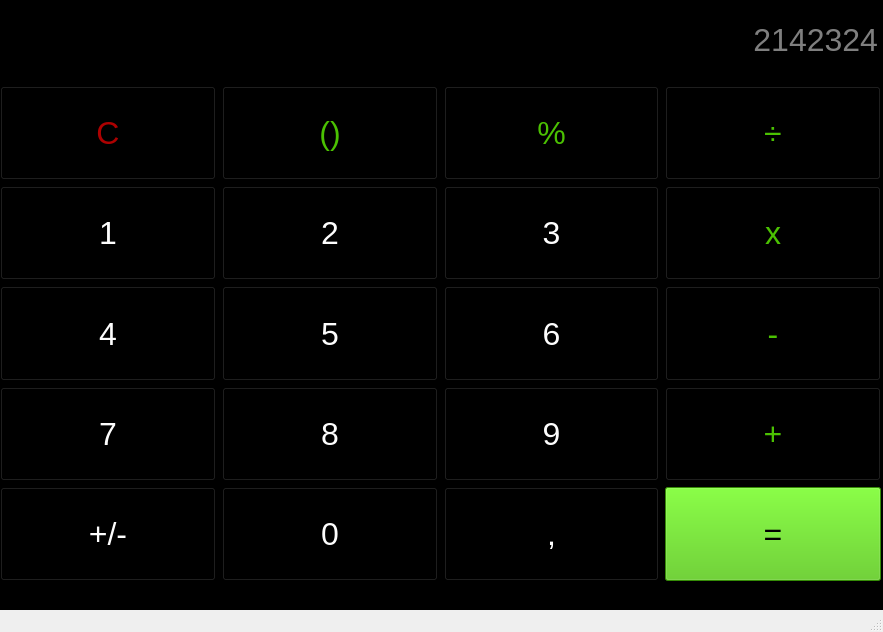
First picture: the form in src/calculator.ui, repository Bartiam/SimpleQtCalculator, before the edit.
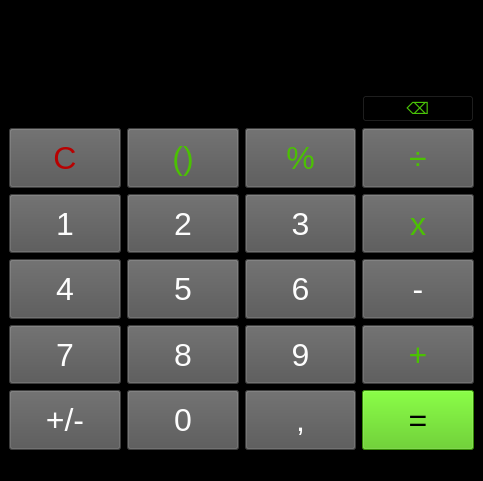
Second picture: the form after the edit.

The edit to the form file:
```diff
--- a/src/calculator.ui
+++ b/src/calculator.ui
@@ -6,29 +6,22 @@
    <rect>
     <x>0</x>
     <y>0</y>
-    <width>883</width>
-    <height>632</height>
+    <width>483</width>
+    <height>481</height>
    </rect>
   </property>
   <property name="windowTitle">
    <string>MainWindow</string>
   </property>
   <property name="styleSheet">
-   <string notr="true"/>
+   <string notr="true">background-color: rgb(0, 0, 0)</string>
   </property>
   <widget class="QWidget" name="centralwidget">
    <property name="styleSheet">
-    <string notr="true">background-color: rgb(0, 0, 0);</string>
+    <string notr="true"/>
    </property>
-   <widget class="QWidget" name="verticalLayoutWidget">
-    <property name="geometry">
-     <rect>
-      <x>0</x>
-      <y>0</y>
-      <width>881</width>
-      <height>581</height>
-     </rect>
-    </property>
+   <layout class="QGridLayout" name="gridLayout_2">
+    <item row="0" column="0">
     <layout class="QVBoxLayout" name="verticalLayout">
      <item>
       <widget class="QLineEdit" name="lineEdit">
@@ -57,14 +50,14 @@
         <set>Qt::AlignRight|Qt::AlignTrailing|Qt::AlignVCenter</set>
        </property>
        <property name="placeholderText">
-        <string>2142324</string>
+         <string/>
        </property>
       </widget>
      </item>
      <item>
       <layout class="QGridLayout" name="gridLayout">
-       <item row="7" column="1">
-        <widget class="QPushButton" name="pushButton_4">
+        <item row="9" column="2">
+         <widget class="QPushButton" name="pushButton_15">
          <property name="sizePolicy">
           <sizepolicy hsizetype="Minimum" vsizetype="Expanding">
            <horstretch>0</horstretch>
@@ -78,84 +71,15 @@
           </font>
          </property>
          <property name="styleSheet">
-          <string notr="true">background-color: rgb(0, 0, 0);
+           <string notr="true">background-color: rgb(84, 84, 84);
 color: rgb(253, 253, 253)</string>
          </property>
          <property name="text">
-          <string>8</string>
+           <string>,</string>
          </property>
         </widget>
        </item>
-       <item row="0" column="2">
-        <widget class="QPushButton" name="pushButton_18">
-         <property name="sizePolicy">
-          <sizepolicy hsizetype="Minimum" vsizetype="Expanding">
-           <horstretch>0</horstretch>
-           <verstretch>0</verstretch>
-          </sizepolicy>
-         </property>
-         <property name="font">
-          <font>
-           <family>MS Shell Dlg 2</family>
-           <pointsize>24</pointsize>
-          </font>
-         </property>
-         <property name="styleSheet">
-          <string notr="true">background-color: rgb(0, 0, 0);
-color: rgb(75, 193, 2);</string>
-         </property>
-         <property name="text">
-          <string>%</string>
-         </property>
-        </widget>
-       </item>
-       <item row="0" column="1">
-        <widget class="QPushButton" name="pushButton_19">
-         <property name="sizePolicy">
-          <sizepolicy hsizetype="Minimum" vsizetype="Expanding">
-           <horstretch>0</horstretch>
-           <verstretch>0</verstretch>
-          </sizepolicy>
-         </property>
-         <property name="font">
-          <font>
-           <family>MS Shell Dlg 2</family>
-           <pointsize>24</pointsize>
-          </font>
-         </property>
-         <property name="styleSheet">
-          <string notr="true">background-color: rgb(0, 0, 0);
-color: rgb(75, 193, 2);</string>
-         </property>
-         <property name="text">
-          <string>()</string>
-         </property>
-        </widget>
-       </item>
-       <item row="3" column="0">
-        <widget class="QPushButton" name="pushButton">
-         <property name="sizePolicy">
-          <sizepolicy hsizetype="Minimum" vsizetype="Expanding">
-           <horstretch>0</horstretch>
-           <verstretch>0</verstretch>
-          </sizepolicy>
-         </property>
-         <property name="font">
-          <font>
-           <family>MS Shell Dlg 2</family>
-           <pointsize>24</pointsize>
-          </font>
-         </property>
-         <property name="styleSheet">
-          <string notr="true">background-color: rgb(0, 0, 0);
-color: rgb(253, 253, 253)</string>
-         </property>
-         <property name="text">
-          <string>1</string>
-         </property>
-        </widget>
-       </item>
-       <item row="3" column="3">
+        <item row="4" column="3">
         <widget class="QPushButton" name="pushButton_12">
          <property name="sizePolicy">
           <sizepolicy hsizetype="Minimum" vsizetype="Expanding">
@@ -170,7 +94,7 @@
           </font>
          </property>
          <property name="styleSheet">
-          <string notr="true">background-color: rgb(0, 0, 0);
+           <string notr="true">background-color: rgb(84, 84, 84);
 color: rgb(75, 193, 2);</string>
          </property>
          <property name="text">
@@ -178,30 +102,7 @@
          </property>
         </widget>
        </item>
-       <item row="7" column="3">
-        <widget class="QPushButton" name="pushButton_14">
-         <property name="sizePolicy">
-          <sizepolicy hsizetype="Minimum" vsizetype="Expanding">
-           <horstretch>0</horstretch>
-           <verstretch>0</verstretch>
-          </sizepolicy>
-         </property>
-         <property name="font">
-          <font>
-           <family>MS Shell Dlg 2</family>
-           <pointsize>24</pointsize>
-          </font>
-         </property>
-         <property name="styleSheet">
-          <string notr="true">background-color: rgb(0, 0, 0);
-color: rgb(75, 193, 2);</string>
-         </property>
-         <property name="text">
-          <string>+</string>
-         </property>
-        </widget>
-       </item>
-       <item row="8" column="0">
+        <item row="9" column="0">
         <widget class="QPushButton" name="pushButton_16">
          <property name="sizePolicy">
           <sizepolicy hsizetype="Minimum" vsizetype="Expanding">
@@ -216,38 +117,15 @@
           </font>
          </property>
          <property name="styleSheet">
-          <string notr="true">background-color: rgb(0, 0, 0);
-color: rgb(253, 253, 253)</string>
+           <string notr="true">background-color: rgb(84, 84, 84);
+color: rgb(253, 253, 253);</string>
          </property>
          <property name="text">
           <string>+/-</string>
          </property>
         </widget>
        </item>
-       <item row="0" column="3">
-        <widget class="QPushButton" name="pushButton_11">
-         <property name="sizePolicy">
-          <sizepolicy hsizetype="Minimum" vsizetype="Expanding">
-           <horstretch>0</horstretch>
-           <verstretch>0</verstretch>
-          </sizepolicy>
-         </property>
-         <property name="font">
-          <font>
-           <family>MS Shell Dlg 2</family>
-           <pointsize>24</pointsize>
-          </font>
-         </property>
-         <property name="styleSheet">
-          <string notr="true">background-color: rgb(0, 0, 0);
-color: rgb(75, 193, 2);</string>
-         </property>
-         <property name="text">
-          <string>÷</string>
-         </property>
-        </widget>
-       </item>
-       <item row="6" column="2">
+        <item row="7" column="2">
         <widget class="QPushButton" name="pushButton_7">
          <property name="sizePolicy">
           <sizepolicy hsizetype="Minimum" vsizetype="Expanding">
@@ -262,16 +140,16 @@
           </font>
          </property>
          <property name="styleSheet">
-          <string notr="true">background-color: rgb(0, 0, 0);
-color: rgb(253, 253, 253)</string>
+           <string notr="true">background-color: rgb(84, 84, 84);
+color: rgb(253, 253, 253);</string>
          </property>
          <property name="text">
           <string>6</string>
          </property>
         </widget>
        </item>
-       <item row="3" column="1">
-        <widget class="QPushButton" name="pushButton_6">
+        <item row="8" column="0">
+         <widget class="QPushButton" name="pushButton_5">
          <property name="sizePolicy">
           <sizepolicy hsizetype="Minimum" vsizetype="Expanding">
            <horstretch>0</horstretch>
@@ -285,15 +163,15 @@
           </font>
          </property>
          <property name="styleSheet">
-          <string notr="true">background-color: rgb(0, 0, 0);
-color: rgb(253, 253, 253)</string>
+           <string notr="true">background-color: rgb(84, 84, 84);
+color: rgb(253, 253, 253);</string>
          </property>
          <property name="text">
-          <string>2</string>
+           <string>7</string>
          </property>
         </widget>
        </item>
-       <item row="6" column="1">
+        <item row="7" column="1">
         <widget class="QPushButton" name="pushButton_9">
          <property name="sizePolicy">
           <sizepolicy hsizetype="Minimum" vsizetype="Expanding">
@@ -308,16 +186,16 @@
           </font>
          </property>
          <property name="styleSheet">
-          <string notr="true">background-color: rgb(0, 0, 0);
-color: rgb(253, 253, 253)</string>
+           <string notr="true">background-color: rgb(84, 84, 84);
+color: rgb(253, 253, 253);</string>
          </property>
          <property name="text">
           <string>5</string>
          </property>
         </widget>
        </item>
-       <item row="8" column="1">
-        <widget class="QPushButton" name="pushButton_2">
+        <item row="8" column="3">
+         <widget class="QPushButton" name="pushButton_14">
          <property name="sizePolicy">
           <sizepolicy hsizetype="Minimum" vsizetype="Expanding">
            <horstretch>0</horstretch>
@@ -331,130 +209,61 @@
           </font>
          </property>
          <property name="styleSheet">
-          <string notr="true">background-color: rgb(0, 0, 0);
-color: rgb(253, 253, 253)</string>
+           <string notr="true">background-color: rgb(84, 84, 84);
+color: rgb(75, 193, 2);</string>
          </property>
          <property name="text">
-          <string>0</string>
+           <string>+</string>
+          </property>
+         </widget>
+        </item>
+        <item row="4" column="0">
+         <widget class="QPushButton" name="pushButton">
+          <property name="sizePolicy">
+           <sizepolicy hsizetype="Minimum" vsizetype="Expanding">
+            <horstretch>0</horstretch>
+            <verstretch>0</verstretch>
+           </sizepolicy>
+          </property>
+          <property name="font">
+           <font>
+            <family>MS Shell Dlg 2</family>
+            <pointsize>24</pointsize>
+           </font>
+          </property>
+          <property name="styleSheet">
+           <string notr="true">background-color: rgb(84, 84, 84);
+color: rgb(253, 253, 253);</string>
+          </property>
+          <property name="text">
+           <string>1</string>
+          </property>
+         </widget>
+        </item>
+        <item row="1" column="1">
+         <widget class="QPushButton" name="pushButton_19">
+          <property name="sizePolicy">
+           <sizepolicy hsizetype="Minimum" vsizetype="Expanding">
+            <horstretch>0</horstretch>
+            <verstretch>0</verstretch>
+           </sizepolicy>
+          </property>
+          <property name="font">
+           <font>
+            <family>MS Shell Dlg 2</family>
+            <pointsize>24</pointsize>
+           </font>
+          </property>
+          <property name="styleSheet">
+           <string notr="true">background-color: rgb(84, 84, 84);
+color: rgb(75, 193, 2);</string>
+          </property>
+          <property name="text">
+           <string>()</string>
          </property>
         </widget>
        </item>
        <item row="8" column="2">
-        <widget class="QPushButton" name="pushButton_15">
-         <property name="sizePolicy">
-          <sizepolicy hsizetype="Minimum" vsizetype="Expanding">
-           <horstretch>0</horstretch>
-           <verstretch>0</verstretch>
-          </sizepolicy>
-         </property>
-         <property name="font">
-          <font>
-           <family>MS Shell Dlg 2</family>
-           <pointsize>24</pointsize>
-          </font>
-         </property>
-         <property name="styleSheet">
-          <string notr="true">background-color: rgb(0, 0, 0);
-color: rgb(253, 253, 253)</string>
-         </property>
-         <property name="text">
-          <string>,</string>
-         </property>
-        </widget>
-       </item>
-       <item row="3" column="2">
-        <widget class="QPushButton" name="pushButton_8">
-         <property name="sizePolicy">
-          <sizepolicy hsizetype="Minimum" vsizetype="Expanding">
-           <horstretch>0</horstretch>
-           <verstretch>0</verstretch>
-          </sizepolicy>
-         </property>
-         <property name="font">
-          <font>
-           <family>MS Shell Dlg 2</family>
-           <pointsize>24</pointsize>
-          </font>
-         </property>
-         <property name="styleSheet">
-          <string notr="true">background-color: rgb(0, 0, 0);
-color: rgb(253, 253, 253)</string>
-         </property>
-         <property name="text">
-          <string>3</string>
-         </property>
-        </widget>
-       </item>
-       <item row="7" column="0">
-        <widget class="QPushButton" name="pushButton_5">
-         <property name="sizePolicy">
-          <sizepolicy hsizetype="Minimum" vsizetype="Expanding">
-           <horstretch>0</horstretch>
-           <verstretch>0</verstretch>
-          </sizepolicy>
-         </property>
-         <property name="font">
-          <font>
-           <family>MS Shell Dlg 2</family>
-           <pointsize>24</pointsize>
-          </font>
-         </property>
-         <property name="styleSheet">
-          <string notr="true">background-color: rgb(0, 0, 0);
-color: rgb(253, 253, 253)</string>
-         </property>
-         <property name="text">
-          <string>7</string>
-         </property>
-        </widget>
-       </item>
-       <item row="6" column="0">
-        <widget class="QPushButton" name="pushButton_10">
-         <property name="sizePolicy">
-          <sizepolicy hsizetype="Minimum" vsizetype="Expanding">
-           <horstretch>0</horstretch>
-           <verstretch>0</verstretch>
-          </sizepolicy>
-         </property>
-         <property name="font">
-          <font>
-           <family>MS Shell Dlg 2</family>
-           <pointsize>24</pointsize>
-          </font>
-         </property>
-         <property name="styleSheet">
-          <string notr="true">background-color: rgb(0, 0, 0);
-color: rgb(253, 253, 253)</string>
-         </property>
-         <property name="text">
-          <string>4</string>
-         </property>
-        </widget>
-       </item>
-       <item row="6" column="3">
-        <widget class="QPushButton" name="pushButton_13">
-         <property name="sizePolicy">
-          <sizepolicy hsizetype="Minimum" vsizetype="Expanding">
-           <horstretch>0</horstretch>
-           <verstretch>0</verstretch>
-          </sizepolicy>
-         </property>
-         <property name="font">
-          <font>
-           <family>MS Shell Dlg 2</family>
-           <pointsize>24</pointsize>
-          </font>
-         </property>
-         <property name="styleSheet">
-          <string notr="true">background-color: rgb(0, 0, 0);
-color: rgb(75, 193, 2);</string>
-         </property>
-         <property name="text">
-          <string>-</string>
-         </property>
-        </widget>
-       </item>
-       <item row="7" column="2">
         <widget class="QPushButton" name="pushButton_3">
          <property name="sizePolicy">
           <sizepolicy hsizetype="Minimum" vsizetype="Expanding">
@@ -469,15 +278,61 @@
           </font>
          </property>
          <property name="styleSheet">
-          <string notr="true">background-color: rgb(0, 0, 0);
-color: rgb(253, 253, 253)</string>
+           <string notr="true">background-color: rgb(84, 84, 84);
+color: rgb(253, 253, 253);</string>
          </property>
          <property name="text">
           <string>9</string>
          </property>
         </widget>
        </item>
-       <item row="8" column="3">
+        <item row="4" column="2">
+         <widget class="QPushButton" name="pushButton_8">
+          <property name="sizePolicy">
+           <sizepolicy hsizetype="Minimum" vsizetype="Expanding">
+            <horstretch>0</horstretch>
+            <verstretch>0</verstretch>
+           </sizepolicy>
+          </property>
+          <property name="font">
+           <font>
+            <family>MS Shell Dlg 2</family>
+            <pointsize>24</pointsize>
+           </font>
+          </property>
+          <property name="styleSheet">
+           <string notr="true">background-color: rgb(84, 84, 84);
+color: rgb(253, 253, 253);</string>
+          </property>
+          <property name="text">
+           <string>3</string>
+          </property>
+         </widget>
+        </item>
+        <item row="9" column="1">
+         <widget class="QPushButton" name="pushButton_2">
+          <property name="sizePolicy">
+           <sizepolicy hsizetype="Minimum" vsizetype="Expanding">
+            <horstretch>0</horstretch>
+            <verstretch>0</verstretch>
+           </sizepolicy>
+          </property>
+          <property name="font">
+           <font>
+            <family>MS Shell Dlg 2</family>
+            <pointsize>24</pointsize>
+           </font>
+          </property>
+          <property name="styleSheet">
+           <string notr="true">background-color: rgb(84, 84, 84);
+color: rgb(253, 253, 253);</string>
+          </property>
+          <property name="text">
+           <string>0</string>
+          </property>
+         </widget>
+        </item>
+        <item row="9" column="3">
         <widget class="QPushButton" name="pushButton_17">
          <property name="sizePolicy">
           <sizepolicy hsizetype="Minimum" vsizetype="Expanding">
@@ -500,7 +355,30 @@
          </property>
         </widget>
        </item>
-       <item row="0" column="0">
+        <item row="1" column="3">
+         <widget class="QPushButton" name="pushButton_11">
+          <property name="sizePolicy">
+           <sizepolicy hsizetype="Minimum" vsizetype="Expanding">
+            <horstretch>0</horstretch>
+            <verstretch>0</verstretch>
+           </sizepolicy>
+          </property>
+          <property name="font">
+           <font>
+            <family>MS Shell Dlg 2</family>
+            <pointsize>24</pointsize>
+           </font>
+          </property>
+          <property name="styleSheet">
+           <string notr="true">background-color: rgb(84, 84, 84);
+color: rgb(75, 193, 2);</string>
+          </property>
+          <property name="text">
+           <string>÷</string>
+          </property>
+         </widget>
+        </item>
+        <item row="1" column="0">
         <widget class="QPushButton" name="pushButton_20">
          <property name="sizePolicy">
           <sizepolicy hsizetype="Minimum" vsizetype="Expanding">
@@ -515,19 +393,149 @@
           </font>
          </property>
          <property name="styleSheet">
-          <string notr="true">background-color: rgb(0, 0, 0);
-color: rgb(173, 1, 1);
-</string>
+           <string notr="true">background-color: rgb(84, 84, 84);
+color: rgb(184, 1, 1);</string>
          </property>
          <property name="text">
           <string>C</string>
          </property>
         </widget>
        </item>
+        <item row="8" column="1">
+         <widget class="QPushButton" name="pushButton_4">
+          <property name="sizePolicy">
+           <sizepolicy hsizetype="Minimum" vsizetype="Expanding">
+            <horstretch>0</horstretch>
+            <verstretch>0</verstretch>
+           </sizepolicy>
+          </property>
+          <property name="font">
+           <font>
+            <family>MS Shell Dlg 2</family>
+            <pointsize>24</pointsize>
+           </font>
+          </property>
+          <property name="styleSheet">
+           <string notr="true">background-color: rgb(84, 84, 84);
+color: rgb(253, 253, 253);</string>
+          </property>
+          <property name="text">
+           <string>8</string>
+          </property>
+         </widget>
+        </item>
+        <item row="7" column="3">
+         <widget class="QPushButton" name="pushButton_13">
+          <property name="sizePolicy">
+           <sizepolicy hsizetype="Minimum" vsizetype="Expanding">
+            <horstretch>0</horstretch>
+            <verstretch>0</verstretch>
+           </sizepolicy>
+          </property>
+          <property name="font">
+           <font>
+            <family>MS Shell Dlg 2</family>
+            <pointsize>24</pointsize>
+           </font>
+          </property>
+          <property name="styleSheet">
+           <string notr="true">background-color: rgb(84, 84, 84);
+color: rgb(255, 255, 255);</string>
+          </property>
+          <property name="text">
+           <string>-</string>
+          </property>
+         </widget>
+        </item>
+        <item row="7" column="0">
+         <widget class="QPushButton" name="pushButton_10">
+          <property name="sizePolicy">
+           <sizepolicy hsizetype="Minimum" vsizetype="Expanding">
+            <horstretch>0</horstretch>
+            <verstretch>0</verstretch>
+           </sizepolicy>
+          </property>
+          <property name="font">
+           <font>
+            <family>MS Shell Dlg 2</family>
+            <pointsize>24</pointsize>
+           </font>
+          </property>
+          <property name="styleSheet">
+           <string notr="true">background-color: rgb(84, 84, 84);
+color: rgb(253, 253, 253);</string>
+          </property>
+          <property name="text">
+           <string>4</string>
+          </property>
+         </widget>
+        </item>
+        <item row="4" column="1">
+         <widget class="QPushButton" name="pushButton_6">
+          <property name="sizePolicy">
+           <sizepolicy hsizetype="Minimum" vsizetype="Expanding">
+            <horstretch>0</horstretch>
+            <verstretch>0</verstretch>
+           </sizepolicy>
+          </property>
+          <property name="font">
+           <font>
+            <family>MS Shell Dlg 2</family>
+            <pointsize>24</pointsize>
+           </font>
+          </property>
+          <property name="styleSheet">
+           <string notr="true">background-color: rgb(84, 84, 84);
+color: rgb(253, 253, 253);</string>
+          </property>
+          <property name="text">
+           <string>2</string>
+          </property>
+         </widget>
+        </item>
+        <item row="1" column="2">
+         <widget class="QPushButton" name="pushButton_18">
+          <property name="sizePolicy">
+           <sizepolicy hsizetype="Minimum" vsizetype="Expanding">
+            <horstretch>0</horstretch>
+            <verstretch>0</verstretch>
+           </sizepolicy>
+          </property>
+          <property name="font">
+           <font>
+            <family>MS Shell Dlg 2</family>
+            <pointsize>24</pointsize>
+           </font>
+          </property>
+          <property name="styleSheet">
+           <string notr="true">background-color: rgb(84, 84, 84);
+color: rgb(75, 193, 2);</string>
+          </property>
+          <property name="text">
+           <string>%</string>
+          </property>
+         </widget>
+        </item>
+        <item row="0" column="3">
+         <widget class="QPushButton" name="pushButton_21">
+          <property name="font">
+           <font>
+            <pointsize>12</pointsize>
+           </font>
+          </property>
+          <property name="styleSheet">
+           <string notr="true">color: rgb(74, 195, 8);</string>
+          </property>
+          <property name="text">
+           <string>⌫</string>
+          </property>
+         </widget>
+        </item>
       </layout>
      </item>
     </layout>
-   </widget>
+    </item>
+   </layout>
   </widget>
   <widget class="QMenuBar" name="menubar">
    <property name="geometry">
```
Left out of the diff: 383 changed lines with no effect on the pictures. Lines whose indentation alone changed are shown as unchanged.
